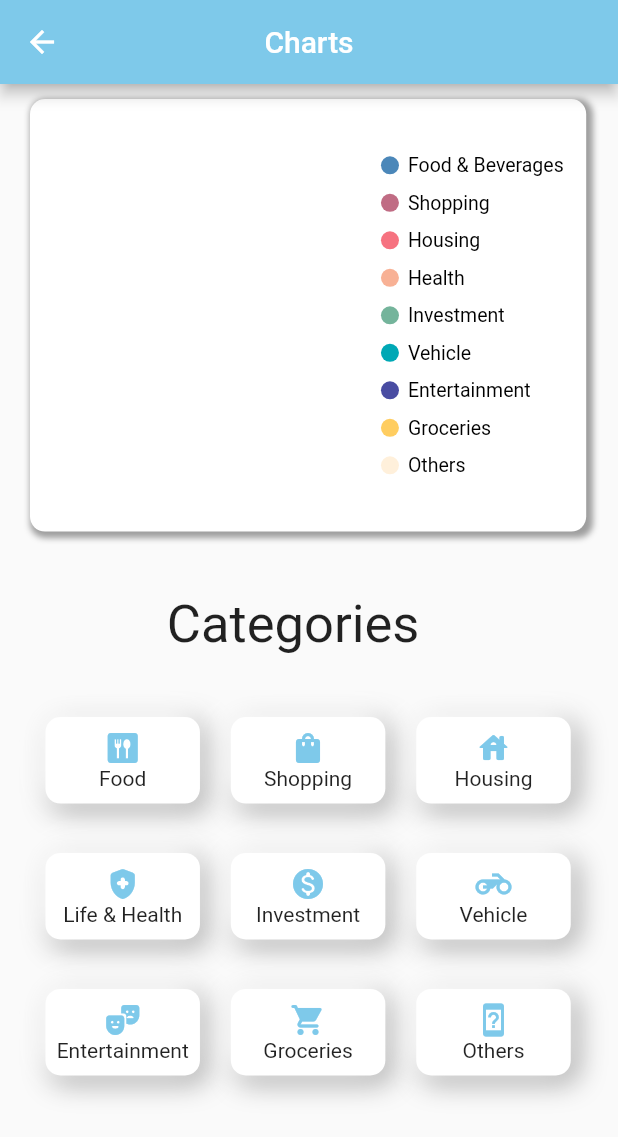
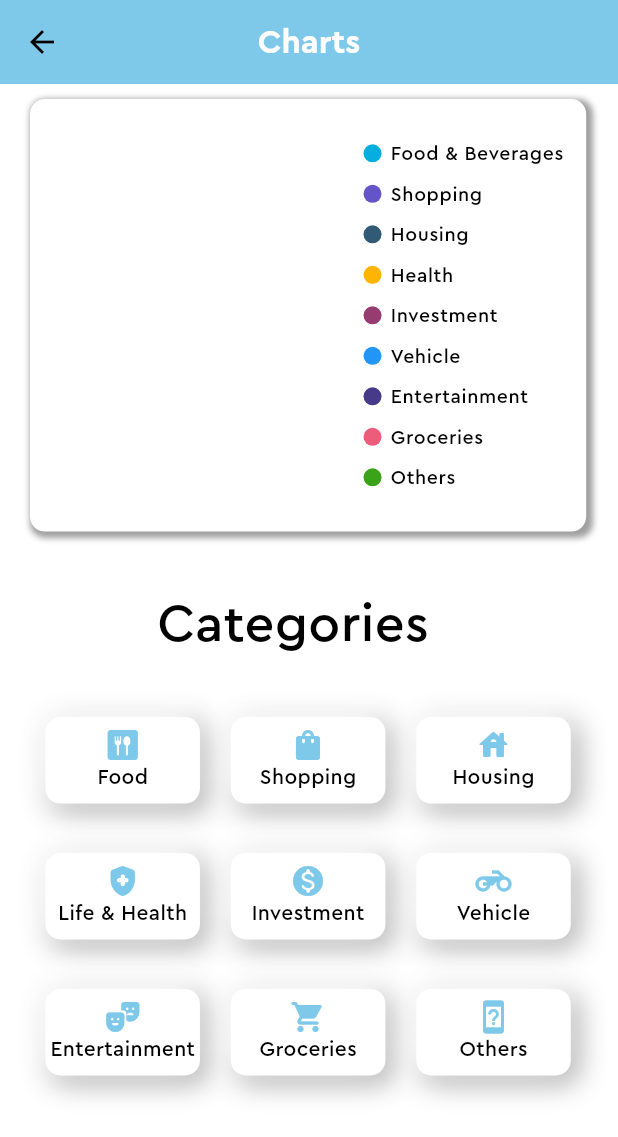
Before and after one commit to ratishjain12/Budget-Tracker-App, a Flutter app: the ChartPage screen opened directly, on a phone screen of 412 x 824 dp. Shown: the top 1137 px of the screen. Run offline on Flutter 3.47's test engine with Material 2 defaults, Android fonts, the phone set to English and light mode, and no system bars; our stand-ins replace cloud_firestore, firebase_auth, firebase_core, fluttertoast, google_sign_in and 3 more; missing offline and left inert: cloud_firestore_web, dart:ffi, firebase_auth_web, firebase_core_web, google_sign_in_web, shared_preferences_web; accounts and stored records are empty.

Commit message:
added fonts

```diff
--- a/lib/main.dart
+++ b/lib/main.dart
@@ -49,8 +49,10 @@ class _MyAppState extends State<MyApp> {
     return MaterialApp(
       debugShowCheckedModeBanner: false,
       theme: ThemeData(
+        fontFamily: 'Cera Pro',
         colorScheme:
             ColorScheme.light().copyWith(primary: AppColors.secondaryColor),
+        useMaterial3: true,
       ),
       home: _isSignedIn ? const Base() : const Login_opt(),
       routes: {
--- a/lib/screens/charts_page.dart
+++ b/lib/screens/charts_page.dart
@@ -230,7 +230,11 @@ class _ChartPageState extends State<ChartPage> {
 
     return Scaffold(
       appBar: AppBar(
-        title: Text('Charts'),
+        backgroundColor: AppColors.secondaryColor,
+        title: Text(
+          'Charts',
+          style: TextStyle(color: Colors.white, fontWeight: FontWeight.bold),
+        ),
         centerTitle: true,
       ),
       body: _isLoading
--- a/lib/screens/goal_page.dart
+++ b/lib/screens/goal_page.dart
@@ -137,7 +137,8 @@ class _GoalPageState extends State<GoalPage>
       backgroundColor: AppColors.primaryColor,
       appBar: AppBar(
         backgroundColor: AppColors.secondaryColor,
-        title: Text("Goals"),
+        title: Text("Goals",
+            style: TextStyle(color: Colors.white, fontWeight: FontWeight.bold)),
         centerTitle: true,
       ),
       floatingActionButton: FloatingActionButton(
--- a/lib/screens/home_page.dart
+++ b/lib/screens/home_page.dart
@@ -183,9 +183,10 @@ class _HomePageState extends State<HomePage>
           )
         : Scaffold(
             appBar: AppBar(
+              backgroundColor: AppColors.secondaryColor,
               leading: Builder(builder: (BuildContext context) {
                 return IconButton(
-                  icon: const Icon(Icons.settings),
+                  icon: const Icon(Icons.settings, color: Colors.white),
                   onPressed: () {
                     Scaffold.of(context).openDrawer();
                   },
@@ -195,6 +196,8 @@ class _HomePageState extends State<HomePage>
               }),
               title: Text(
                 "Budget Tracker",
+                style:
+                    TextStyle(color: Colors.white, fontWeight: FontWeight.bold),
               ),
               centerTitle: true,
             ),
```
Also changed, not shown: lib/widgets/goals_tile.dart (+8 -6 lines), pubspec.yaml (+6 -6 lines), assets/fonts/Cera-Pro-Bold.otf (added), assets/fonts/Cera-Pro-Medium.otf (added).
